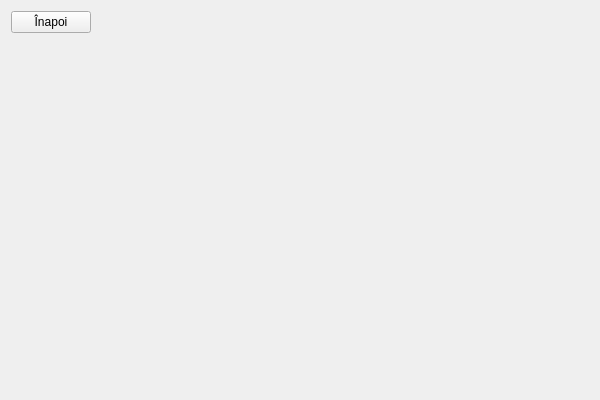
Old version of the form Triviador/UI/forms/Profile.ui in the repository andonealexandru/Triviador.
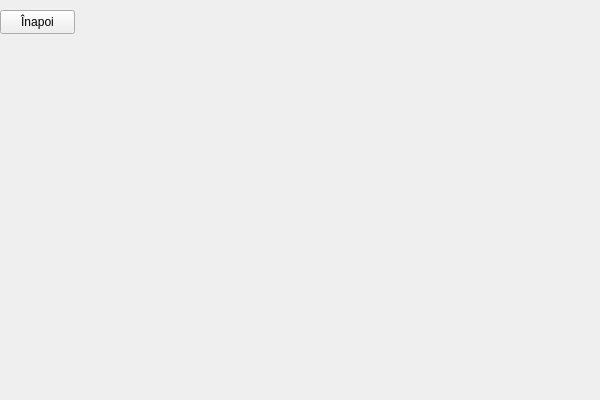
New version of the form.

Patch:
```diff
--- a/Triviador/UI/forms/Profile.ui
+++ b/Triviador/UI/forms/Profile.ui
@@ -14,9 +14,15 @@
    <string>Profile</string>
   </property>
   <widget class="QWidget" name="centralWidget">
-   <layout class="QHBoxLayout" name="horizontalLayout">
-    <item alignment="Qt::AlignLeft|Qt::AlignTop">
      <widget class="QPushButton" name="pushButtonExit">
+    <property name="geometry">
+     <rect>
+      <x>0</x>
+      <y>10</y>
+      <width>75</width>
+      <height>24</height>
+     </rect>
+    </property>
       <property name="sizePolicy">
        <sizepolicy hsizetype="Minimum" vsizetype="Maximum">
         <horstretch>0</horstretch>
@@ -30,8 +36,6 @@
        <bool>false</bool>
       </property>
      </widget>
-    </item>
-   </layout>
   </widget>
  </widget>
  <layoutdefault spacing="6" margin="11"/>
```
Lines whose indentation alone changed are shown as unchanged.
